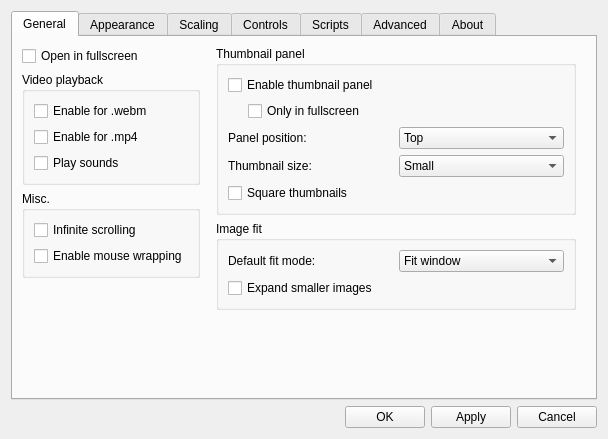
Qt form gui/dialogs/settingsdialog.ui (do-i/thumbgrid) before a commit.
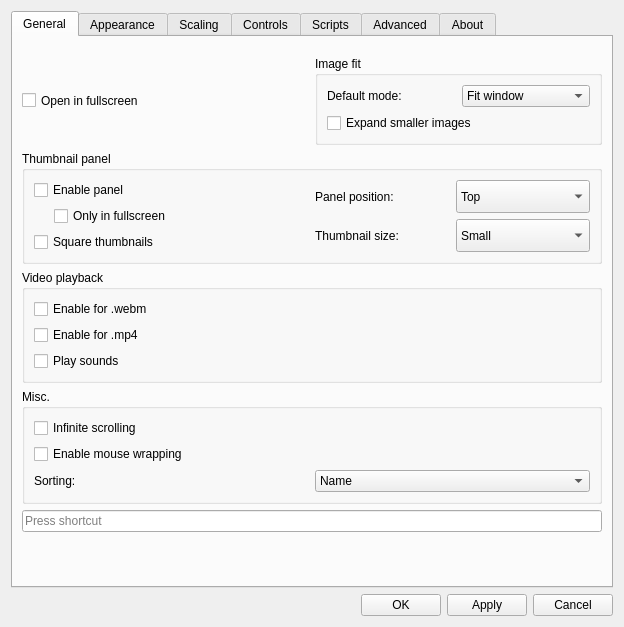
The same form after that commit. The open tabs and pages were chosen to show the change. Icons and pictures are not drawn. Custom widgets are drawn as their Qt base class.

Commit message: new shortcut creator window some directory sorting stuff (unfinished)

Diff of the .ui file:
```diff
--- a/gui/dialogs/settingsdialog.ui
+++ b/gui/dialogs/settingsdialog.ui
@@ -12,8 +12,8 @@
    <rect>
     <x>0</x>
     <y>0</y>
-    <width>608</width>
-    <height>439</height>
+    <width>624</width>
+    <height>627</height>
    </rect>
   </property>
   <property name="sizePolicy">
@@ -71,11 +71,20 @@
       <enum>QTabWidget::Rounded</enum>
      </property>
      <property name="currentIndex">
-      <number>0</number>
+      <number>3</number>
+     </property>
+     <property name="iconSize">
+      <size>
+       <width>22</width>
+       <height>22</height>
+      </size>
      </property>
      <property name="elideMode">
       <enum>Qt::ElideNone</enum>
      </property>
+     <property name="usesScrollButtons">
+      <bool>false</bool>
+     </property>
      <property name="documentMode">
       <bool>false</bool>
      </property>
@@ -95,12 +104,13 @@
       <layout class="QVBoxLayout" name="verticalLayout_6">
        <item>
         <layout class="QHBoxLayout" name="horizontalLayout_8">
-         <item>
-          <layout class="QVBoxLayout" name="verticalLayout_5">
+         <property name="topMargin">
+          <number>10</number>
+         </property>
            <item>
             <widget class="QCheckBox" name="fullscreenCheckBox">
              <property name="sizePolicy">
-              <sizepolicy hsizetype="Minimum" vsizetype="Preferred">
+            <sizepolicy hsizetype="MinimumExpanding" vsizetype="Preferred">
                <horstretch>0</horstretch>
                <verstretch>0</verstretch>
               </sizepolicy>
@@ -117,50 +127,39 @@
             </widget>
            </item>
            <item>
-            <widget class="QGroupBox" name="videoGroupBox">
+          <widget class="QGroupBox" name="groupBox_4">
+           <property name="sizePolicy">
+            <sizepolicy hsizetype="MinimumExpanding" vsizetype="Preferred">
+             <horstretch>0</horstretch>
+             <verstretch>0</verstretch>
+            </sizepolicy>
+           </property>
              <property name="title">
-              <string>Video playback</string>
-             </property>
-             <layout class="QVBoxLayout" name="verticalLayout_20">
+            <string>Image fit</string>
+           </property>
+           <layout class="QVBoxLayout" name="verticalLayout_22">
               <item>
-               <widget class="QCheckBox" name="playWebmCheckBox">
-                <property name="enabled">
-                 <bool>true</bool>
-                </property>
+             <layout class="QHBoxLayout" name="horizontalLayout_4">
+              <property name="sizeConstraint">
+               <enum>QLayout::SetDefaultConstraint</enum>
+              </property>
+              <item>
+               <widget class="QLabel" name="label_2">
                 <property name="sizePolicy">
-                 <sizepolicy hsizetype="Minimum" vsizetype="Preferred">
+                 <sizepolicy hsizetype="MinimumExpanding" vsizetype="Minimum">
                   <horstretch>0</horstretch>
                   <verstretch>0</verstretch>
                  </sizepolicy>
                 </property>
-                <property name="minimumSize">
-                 <size>
-                  <width>0</width>
-                  <height>0</height>
-                 </size>
-                </property>
-                <property name="toolTip">
-                 <string>Enables webm playback via Mpv</string>
-                </property>
                 <property name="text">
-                 <string>Enable for .webm</string>
+                 <string>Default mode:</string>
                 </property>
                </widget>
               </item>
               <item>
-               <widget class="QCheckBox" name="playMp4CheckBox">
-                <property name="text">
-                 <string>Enable for .mp4</string>
-                </property>
-               </widget>
-              </item>
-              <item>
-               <widget class="QCheckBox" name="playSoundsCheckBox">
-                <property name="enabled">
-                 <bool>true</bool>
-                </property>
+               <widget class="QComboBox" name="fitModeComboBox">
                 <property name="sizePolicy">
-                 <sizepolicy hsizetype="Minimum" vsizetype="Preferred">
+                 <sizepolicy hsizetype="MinimumExpanding" vsizetype="Minimum">
                   <horstretch>0</horstretch>
                   <verstretch>0</verstretch>
                  </sizepolicy>
@@ -171,27 +170,29 @@
                   <height>0</height>
                  </size>
                 </property>
-                <property name="toolTip">
-                 <string>Enable sounds for webm.</string>
-                </property>
+                <item>
+                 <property name="text">
+                  <string>Fit window</string>
+                 </property>
+                </item>
+                <item>
                 <property name="text">
-                 <string>Play sounds</string>
-                </property>
+                  <string>Fit width</string>
+                 </property>
+                </item>
+                <item>
+                 <property name="text">
+                  <string>1:1</string>
+                 </property>
+                </item>
                </widget>
               </item>
              </layout>
-            </widget>
            </item>
            <item>
-            <widget class="QGroupBox" name="groupBox_3">
-             <property name="title">
-              <string>Misc.</string>
-             </property>
-             <layout class="QVBoxLayout" name="verticalLayout_21">
-              <item>
-               <widget class="QCheckBox" name="infiniteScrollingCheckBox">
+             <widget class="QCheckBox" name="expandImageCheckBox">
                 <property name="sizePolicy">
-                 <sizepolicy hsizetype="Minimum" vsizetype="Preferred">
+               <sizepolicy hsizetype="MinimumExpanding" vsizetype="Minimum">
                   <horstretch>0</horstretch>
                   <verstretch>0</verstretch>
                  </sizepolicy>
@@ -206,61 +207,29 @@
                  <string>Start from beginning when reaching end of directory.</string>
                 </property>
                 <property name="text">
-                 <string>Infinite scrolling</string>
+               <string>Expand smaller images</string>
                 </property>
                </widget>
               </item>
-              <item>
-               <widget class="QCheckBox" name="mouseWrappingCheckBox">
-                <property name="minimumSize">
-                 <size>
-                  <width>0</width>
-                  <height>0</height>
-                 </size>
-                </property>
-                <property name="toolTip">
-                 <string>Wrap mouse when dragging image. Similar to how it's done in KDE's Okular. Currently buggy with multiple screens.</string>
-                </property>
-                <property name="text">
-                 <string>Enable mouse wrapping</string>
-                </property>
-               </widget>
-              </item>
              </layout>
             </widget>
            </item>
-           <item>
-            <spacer name="verticalSpacer_3">
-             <property name="orientation">
-              <enum>Qt::Vertical</enum>
-             </property>
-             <property name="sizeType">
-              <enum>QSizePolicy::MinimumExpanding</enum>
-             </property>
-             <property name="sizeHint" stdset="0">
-              <size>
-               <width>20</width>
-               <height>5</height>
-              </size>
-             </property>
-            </spacer>
-           </item>
-          </layout>
-         </item>
-         <item>
-          <layout class="QVBoxLayout" name="verticalLayout_4">
-           <property name="leftMargin">
-            <number>10</number>
-           </property>
-           <property name="rightMargin">
-            <number>10</number>
-           </property>
+        </layout>
+       </item>
            <item>
             <widget class="QGroupBox" name="groupBox">
              <property name="title">
               <string>Thumbnail panel</string>
              </property>
-             <layout class="QVBoxLayout" name="verticalLayout_18">
+         <layout class="QHBoxLayout" name="horizontalLayout_3">
+          <item>
+           <layout class="QVBoxLayout" name="verticalLayout_15">
+            <property name="leftMargin">
+             <number>0</number>
+            </property>
+            <property name="topMargin">
+             <number>0</number>
+            </property>
               <item>
                <widget class="QCheckBox" name="enablePanelCheckBox">
                 <property name="sizePolicy">
@@ -279,7 +248,7 @@
                  <string/>
                 </property>
                 <property name="text">
-                 <string>Enable thumbnail panel</string>
+               <string>Enable panel</string>
                 </property>
                </widget>
               </item>
@@ -326,6 +295,35 @@
                </layout>
               </item>
               <item>
+             <widget class="QCheckBox" name="squareThumbnailsCheckBox">
+              <property name="sizePolicy">
+               <sizepolicy hsizetype="Preferred" vsizetype="Minimum">
+                <horstretch>0</horstretch>
+                <verstretch>0</verstretch>
+               </sizepolicy>
+              </property>
+              <property name="minimumSize">
+               <size>
+                <width>0</width>
+                <height>0</height>
+               </size>
+              </property>
+              <property name="text">
+               <string>Square thumbnails</string>
+              </property>
+             </widget>
+            </item>
+           </layout>
+          </item>
+          <item>
+           <layout class="QVBoxLayout" name="verticalLayout_18">
+            <property name="leftMargin">
+             <number>0</number>
+            </property>
+            <property name="topMargin">
+             <number>0</number>
+            </property>
+            <item>
                <layout class="QHBoxLayout" name="horizontalLayout_12">
                 <item>
                  <widget class="QLabel" name="panelPositionLabel">
@@ -427,10 +425,24 @@
                 </item>
                </layout>
               </item>
+           </layout>
+          </item>
+         </layout>
+        </widget>
+       </item>
               <item>
-               <widget class="QCheckBox" name="squareThumbnailsCheckBox">
+        <widget class="QGroupBox" name="videoGroupBox">
+         <property name="title">
+          <string>Video playback</string>
+         </property>
+         <layout class="QVBoxLayout" name="verticalLayout_20">
+          <item>
+           <widget class="QCheckBox" name="playWebmCheckBox">
+            <property name="enabled">
+             <bool>true</bool>
+            </property>
                 <property name="sizePolicy">
-                 <sizepolicy hsizetype="Preferred" vsizetype="Minimum">
+             <sizepolicy hsizetype="Minimum" vsizetype="Preferred">
                   <horstretch>0</horstretch>
                   <verstretch>0</verstretch>
                  </sizepolicy>
@@ -442,41 +454,55 @@
                  </size>
                 </property>
                 <property name="text">
-                 <string>Square thumbnails</string>
+             <string>Enable for .webm</string>
                 </property>
                </widget>
               </item>
-             </layout>
+          <item>
+           <widget class="QCheckBox" name="playMp4CheckBox">
+            <property name="text">
+             <string>Enable for .mp4</string>
+            </property>
             </widget>
            </item>
            <item>
-            <widget class="QGroupBox" name="groupBox_4">
-             <property name="title">
-              <string>Image fit</string>
-             </property>
-             <layout class="QVBoxLayout" name="verticalLayout_22">
-              <item>
-               <layout class="QHBoxLayout" name="horizontalLayout_4">
-                <property name="sizeConstraint">
-                 <enum>QLayout::SetDefaultConstraint</enum>
-                </property>
-                <item>
-                 <widget class="QLabel" name="label_2">
+           <widget class="QCheckBox" name="playSoundsCheckBox">
+            <property name="enabled">
+             <bool>true</bool>
+            </property>
                   <property name="sizePolicy">
-                   <sizepolicy hsizetype="MinimumExpanding" vsizetype="Minimum">
+             <sizepolicy hsizetype="Minimum" vsizetype="Preferred">
                     <horstretch>0</horstretch>
                     <verstretch>0</verstretch>
                    </sizepolicy>
                   </property>
+            <property name="minimumSize">
+             <size>
+              <width>0</width>
+              <height>0</height>
+             </size>
+            </property>
+            <property name="toolTip">
+             <string>Enable sounds for webm.</string>
+            </property>
                   <property name="text">
-                   <string>Default fit mode:</string>
+             <string>Play sounds</string>
                   </property>
                  </widget>
                 </item>
+         </layout>
+        </widget>
+       </item>
                 <item>
-                 <widget class="QComboBox" name="fitModeComboBox">
+        <widget class="QGroupBox" name="groupBox_3">
+         <property name="title">
+          <string>Misc.</string>
+         </property>
+         <layout class="QVBoxLayout" name="verticalLayout_21">
+          <item>
+           <widget class="QCheckBox" name="infiniteScrollingCheckBox">
                   <property name="sizePolicy">
-                   <sizepolicy hsizetype="MinimumExpanding" vsizetype="Minimum">
+             <sizepolicy hsizetype="Minimum" vsizetype="Preferred">
                     <horstretch>0</horstretch>
                     <verstretch>0</verstretch>
                    </sizepolicy>
@@ -487,69 +513,114 @@
                     <height>0</height>
                    </size>
                   </property>
-                  <item>
+            <property name="toolTip">
+             <string>Start from beginning when reaching end of directory.</string>
+            </property>
                    <property name="text">
-                    <string>Fit window</string>
-                   </property>
+             <string>Infinite scrolling</string>
+            </property>
+           </widget>
                   </item>
                   <item>
+           <widget class="QCheckBox" name="mouseWrappingCheckBox">
+            <property name="minimumSize">
+             <size>
+              <width>0</width>
+              <height>0</height>
+             </size>
+            </property>
+            <property name="toolTip">
+             <string>Wrap mouse when dragging image. Similar to how it's done in KDE's Okular. Currently buggy with multiple screens.</string>
+            </property>
                    <property name="text">
-                    <string>Fit width</string>
-                   </property>
+             <string>Enable mouse wrapping</string>
+            </property>
+           </widget>
                   </item>
                   <item>
+           <layout class="QHBoxLayout" name="horizontalLayout_20">
+            <property name="topMargin">
+             <number>0</number>
+            </property>
+            <property name="bottomMargin">
+             <number>0</number>
+            </property>
+            <item>
+             <widget class="QLabel" name="label_6">
+              <property name="sizePolicy">
+               <sizepolicy hsizetype="MinimumExpanding" vsizetype="Minimum">
+                <horstretch>0</horstretch>
+                <verstretch>0</verstretch>
+               </sizepolicy>
+              </property>
                    <property name="text">
-                    <string>1:1</string>
-                   </property>
-                  </item>
-                 </widget>
-                </item>
-               </layout>
-              </item>
+               <string>Sorting: </string>
+              </property>
+             </widget>
+            </item>
               <item>
-               <widget class="QCheckBox" name="expandImageCheckBox">
+             <widget class="QComboBox" name="sortingComboBox">
                 <property name="sizePolicy">
                  <sizepolicy hsizetype="MinimumExpanding" vsizetype="Minimum">
                   <horstretch>0</horstretch>
                   <verstretch>0</verstretch>
                  </sizepolicy>
                 </property>
-                <property name="minimumSize">
-                 <size>
-                  <width>0</width>
-                  <height>0</height>
-                 </size>
-                </property>
-                <property name="toolTip">
-                 <string>Expand smaller images to fill the window (except for 1:1 fit mode).</string>
-                </property>
+              <item>
+               <property name="text">
+                <string>Name</string>
+               </property>
+              </item>
+              <item>
+               <property name="text">
+                <string>Name (desc.)</string>
+               </property>
+              </item>
+              <item>
                 <property name="text">
-                 <string>Expand smaller images</string>
-                </property>
+                <string>Date</string>
+               </property>
+              </item>
+              <item>
+               <property name="text">
+                <string>Date (desc.)</string>
+               </property>
+              </item>
+              <item>
+               <property name="text">
+                <string>File size</string>
+               </property>
+              </item>
+              <item>
+               <property name="text">
+                <string>File size (desc.)</string>
+               </property>
+              </item>
                </widget>
               </item>
              </layout>
+          </item>
+         </layout>
             </widget>
            </item>
            <item>
-            <spacer name="verticalSpacer_4">
+        <widget class="QKeySequenceEdit" name="keySequenceEdit"/>
+       </item>
+       <item>
+        <spacer name="verticalSpacer_3">
              <property name="orientation">
               <enum>Qt::Vertical</enum>
              </property>
              <property name="sizeType">
-              <enum>QSizePolicy::Expanding</enum>
+          <enum>QSizePolicy::MinimumExpanding</enum>
              </property>
              <property name="sizeHint" stdset="0">
               <size>
                <width>20</width>
-               <height>0</height>
+           <height>5</height>
               </size>
              </property>
             </spacer>
-           </item>
-          </layout>
-         </item>
-        </layout>
        </item>
        <item>
         <spacer name="verticalSpacer">
@@ -562,7 +633,7 @@
          <property name="sizeHint" stdset="0">
           <size>
            <width>20</width>
-           <height>10</height>
+           <height>0</height>
           </size>
          </property>
         </spacer>
@@ -1677,7 +1748,7 @@
     </widget>
    </item>
    <item>
-    <layout class="QHBoxLayout" name="horizontalLayout_3">
+    <layout class="QHBoxLayout" name="bottomButtonsLayout">
      <item>
       <spacer name="horizontalSpacer_3">
        <property name="orientation">
```
Left out of the diff: 50 changed lines with no effect on the pictures. Lines whose indentation alone changed are shown as unchanged. The commit also changes 24 other files.
